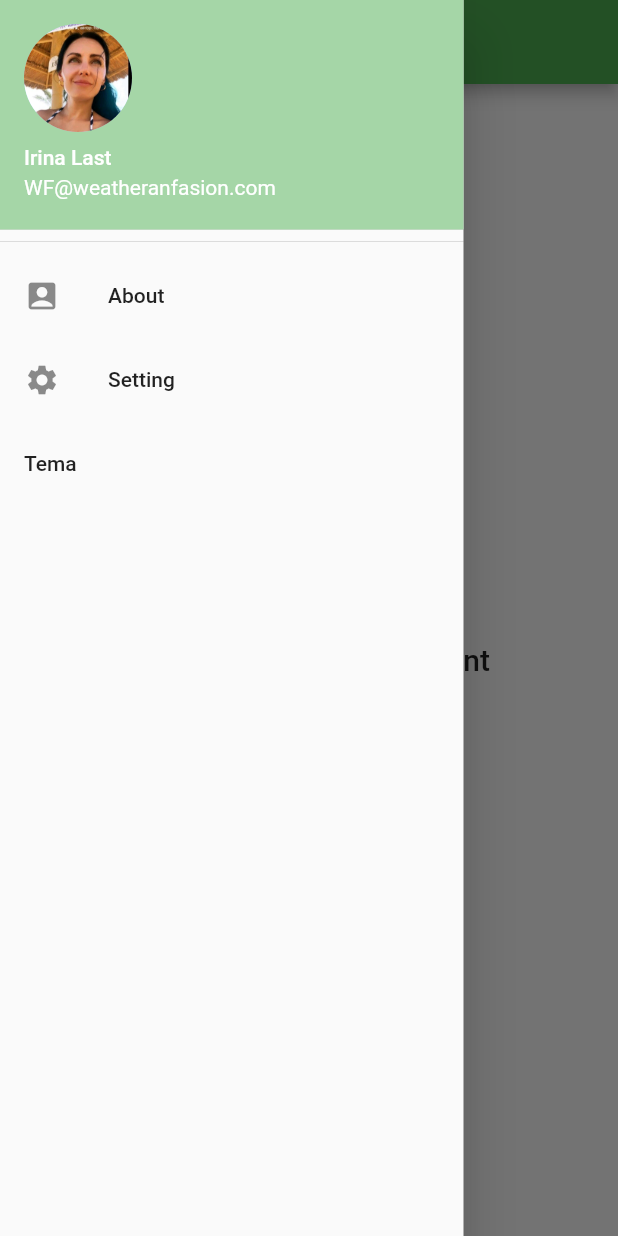
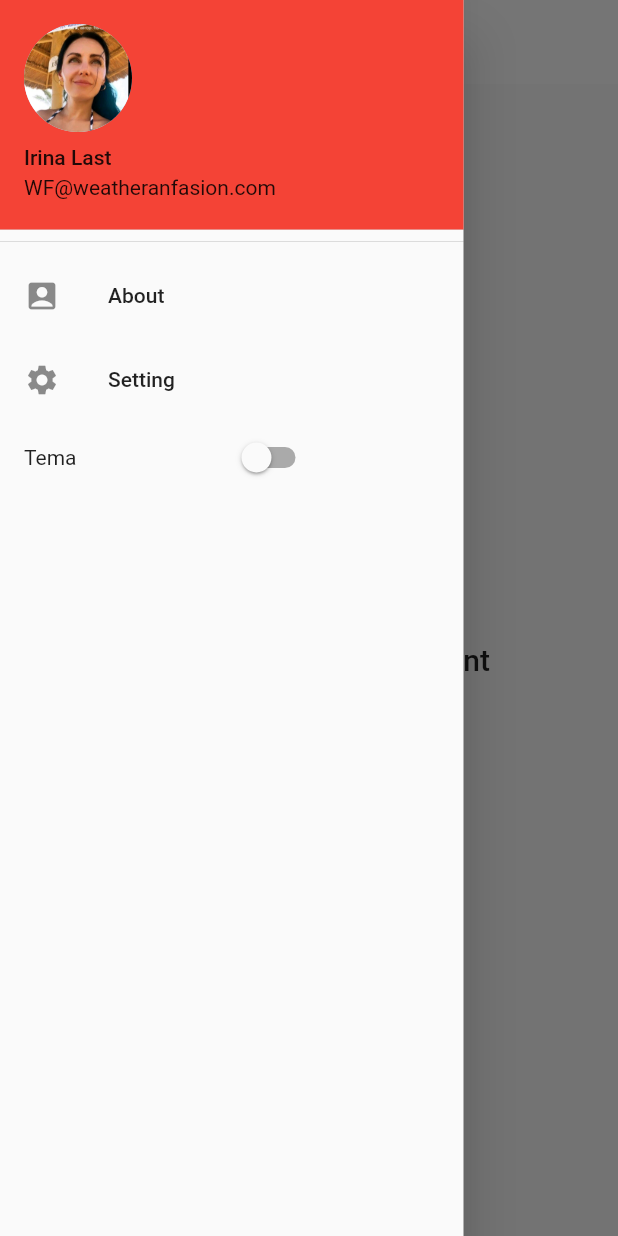
Before and after one commit to 19AK68/weanter_fashion, a Flutter app: the screen it shows after launch, with the side drawer open, on a phone screen of 412 x 824 dp. Run offline on Flutter 3.47's test engine with Material 2 defaults, Android fonts, the light colour scheme and no system bars; our stand-ins replace shared_preferences.

Commit message:
added dark theme

```diff
--- a/lib/main.dart
+++ b/lib/main.dart
@@ -1,46 +1,59 @@
 import 'package:flutter/material.dart';
+import 'package:flutter/services.dart';
+import 'package:provider/provider.dart';
+import 'package:weather_fashion/model/dark_theme_provider.dart';
+import 'package:weather_fashion/resurce/style_app.dart';
+import 'package:weather_fashion/servise/shared_preference.dart';
+import 'package:weather_fashion/ui/page/home_page.dart';
 import 'package:weather_fashion/ui/widgets/custom_drawer.dart';
 
 void main() {
-  runApp(MyApp());
+  Provider.debugCheckInvalidValueType = null;
+  runApp(WeatherFashionApp());
+  SystemChrome.setPreferredOrientations([
+    DeviceOrientation.portraitUp,
+  ]);
 }
 
-class MyApp extends StatelessWidget {
+class WeatherFashionApp extends StatefulWidget {
   // This widget is the root of your application.
   @override
-  Widget build(BuildContext context) {
-    return MaterialApp(
-      title: 'Wenter&Fasshion',
-      theme: ThemeData(
-
-        primarySwatch: Colors.green,
-      ),
-      home: WeatherFashionApp(),
-    );
-  }
+  _WeatherFashionAppState createState() => _WeatherFashionAppState();
 }
 
-class WeatherFashionApp extends StatelessWidget {
+class _WeatherFashionAppState extends State<WeatherFashionApp> {
+  DarkThemeProvider appModel = new DarkThemeProvider();
+
+  @override
+  void initState() {
+    super.initState();
+    _initAppTheme();
+  }
+  void _initAppTheme() async {
+    appModel.darkTheme = await appModel.darkThemePreference.getTheme();
+    if (appModel.darkTheme == null){
+      appModel.darkTheme = true;
+    }
+  }
+
+    @override
+  Widget build(BuildContext context) {
+    return
+      ChangeNotifierProvider<DarkThemeProvider>.value(
+        value:appModel,
+        child: Consumer<DarkThemeProvider>(
+          builder: (context, value, child){
+            return
+                  MaterialApp(
+                  title: 'Weather&Fashion',
+                  theme: Styles.themeData(appModel.darkTheme, context),
+                  home: HomePage(),
+            );
+          },
 
 
 
-  @override
-  Widget build(BuildContext context) {
-    return Scaffold(
-      appBar: AppBar(
-
-        title: Text('Weather&Fashion'),
-      ),
-
-      body: Center(
-        child:Text(
-          'application in development',
-          style: Theme.of(context).textTheme.headline6,
         ),
-
-      ),
-      drawer: CustomDrawer(),
-
-    );
+      );
   }
 }
--- /dev/null
+++ b/lib/ui/page/home_page.dart
@@ -0,0 +1,24 @@
+import 'package:flutter/material.dart';
+import 'package:weather_fashion/ui/widgets/custom_drawer.dart';
+
+class HomePage extends StatelessWidget {
+  @override
+  Widget build(BuildContext context) {
+    return Scaffold(
+      appBar: AppBar(
+
+        title: Text('Weather&Fashion'),
+      ),
+
+      body: Center(
+        child:Text(
+          'application in development',
+          style: Theme.of(context).textTheme.headline6,
+        ),
+
+      ),
+      drawer: CustomDrawer(),
+
+    );
+  }
+}
--- a/lib/ui/widgets/custom_drawer.dart
+++ b/lib/ui/widgets/custom_drawer.dart
@@ -1,14 +1,21 @@
 import 'package:flutter/material.dart';
+import 'package:provider/provider.dart';
+import 'package:weather_fashion/model/dark_theme_provider.dart';
+import 'package:weather_fashion/resurce/style_app.dart';
+
 class CustomDrawer extends StatelessWidget {
+
   const CustomDrawer({
     Key? key,
   }) : super(key: key);
 
+
   @override
   Widget build(BuildContext context) {
-    return
-      SizedBox(
-        width: MediaQuery.of(context).size.width * 0.75,//20.0,
+    final themeModel = Provider.of<DarkThemeProvider>(context,listen: false);
+
+    return SizedBox(
+      width: MediaQuery.of(context).size.width * 0.75, //20.0,
       child: Drawer(
         child: ListView(
           children: <Widget>[
@@ -16,40 +23,53 @@ class CustomDrawer extends StatelessWidget {
               // margin: EdgeInsets.zero,
               padding: EdgeInsets.zero,
               child: UserAccountsDrawerHeader(
-                    decoration: BoxDecoration(color: Colors.green[200]),
+                 // decoration: BoxDecoration(color: ),
                   accountName: Text('Irina Last'),
                   accountEmail: Text("WF@weatheranfasion.com"),
                   currentAccountPicture: new CircleAvatar(
-                      radius:60,
-
-
-
+                    radius: 60,
                     backgroundColor: Colors.blue[100],
-                      backgroundImage:
-                      Image.asset("assets/user_irina.jpg",fit: BoxFit.fill, width: 60,height: 60,
+                    backgroundImage: Image.asset(
+                      "assets/user_irina.jpg",
+                      fit: BoxFit.fill,
+                      width: 60,
+                      height: 60,
                     ).image, // for Network image
                   )),
             ),
             new ListTile(
+
+
                 title: new Text("About"),
                 leading: Icon(Icons.account_box),
-                  onTap: (){
+
+                onTap: () {
                   Navigator.pop(context);
-                  }
-              ),
+                }),
             new ListTile(
                 title: new Text("Setting"),
                 leading: Icon(Icons.settings),
-                  onTap: (){
+                onTap: () {
                   Navigator.pop(context);
-                  }
+                }),
+            Padding(
+              padding: const EdgeInsets.only(left: 16.0),
+              child: Row(
+                children: [
+                   new Text("Tema"),
+                  SizedBox(width: 100,),
+
+                  Switch(
+                    value: themeModel.darkTheme,
+                    onChanged: (value){
+                     themeModel.updateTheme(value);
+
+                    },
+
                   ),
-              new ListTile(
-                  title: new Text("Tema"),
 
-                  onTap: (){
-                    Navigator.pop(context);
-                  }
+                ],
+              ),
             )
           ],
         ),
```
Also changed, not shown: lib/model/dark_theme_provider.dart (+10 -0 lines), assets/clear_day.png (added), 1 other file. Lines whose indentation alone changed are shown as unchanged.
